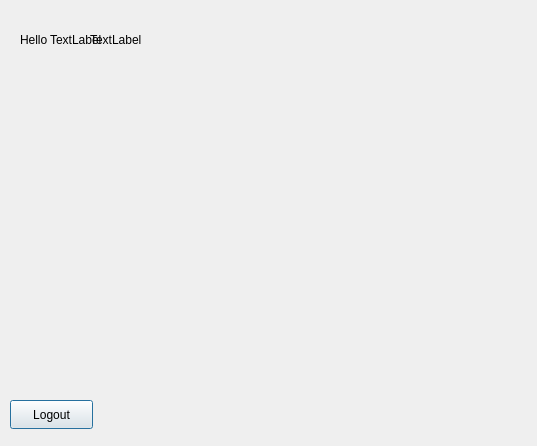
NourElghaly/CinemaProject, file welcomewindow.ui: the form before one commit.
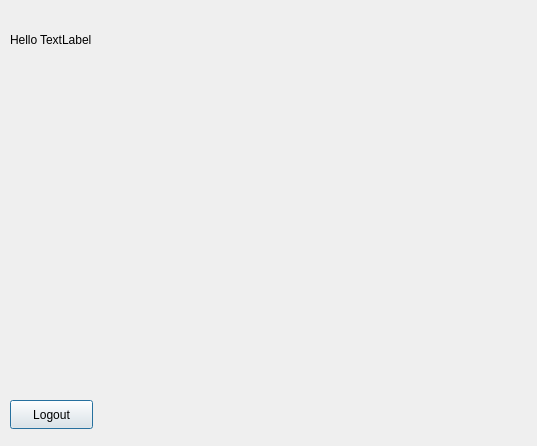
The form after the commit.

What changed in the file:
```diff
--- a/welcomewindow.ui
+++ b/welcomewindow.ui
@@ -23,15 +23,15 @@
     </rect>
    </property>
    <property name="text">
-    <string>Hello</string>
+    <string/>
    </property>
   </widget>
   <widget class="QLabel" name="namelabel">
    <property name="geometry">
     <rect>
-     <x>50</x>
+     <x>40</x>
      <y>30</y>
-     <width>63</width>
+     <width>81</width>
      <height>20</height>
     </rect>
    </property>
@@ -68,14 +68,14 @@
   <widget class="QLabel" name="agelabel">
    <property name="geometry">
     <rect>
-     <x>90</x>
+     <x>10</x>
      <y>30</y>
      <width>63</width>
      <height>20</height>
     </rect>
    </property>
    <property name="text">
-    <string>TextLabel</string>
+    <string>Hello</string>
    </property>
   </widget>
  </widget>
```
Left out of the diff: 2 changed lines with no effect on the pictures.
